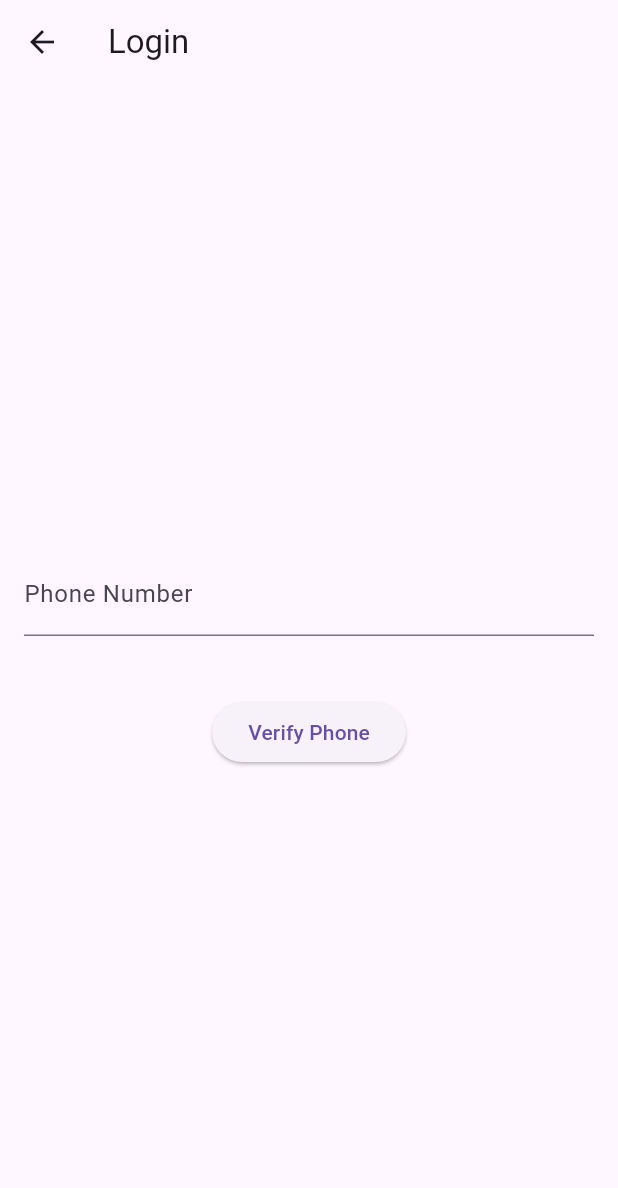
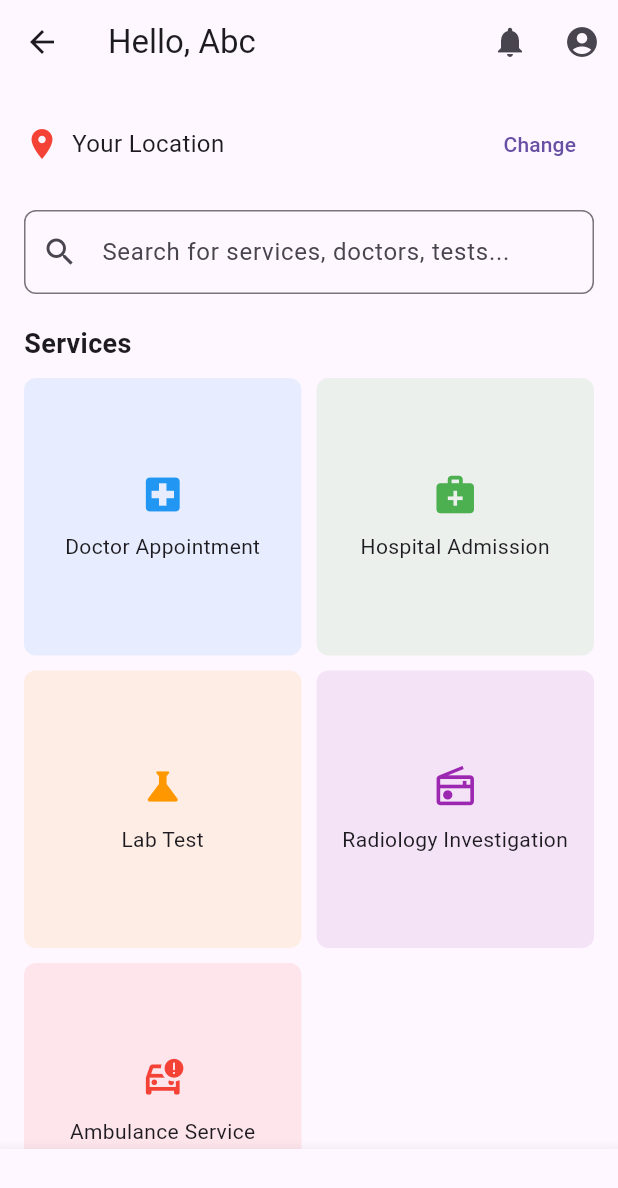
Before and after one commit to rggit-cyber/myDoctorApp, a Flutter app: the screen it shows after launch, after a tap on "Login Page", on a phone screen of 412 x 824 dp. Shown: the top 1188 px of the screen. Run offline on Flutter 3.47's test engine with Material 3 defaults, Android fonts, the phone set to English and light mode, and no system bars; our stand-ins replace firebase_auth, firebase_core, fluttertoast; accounts and stored records are empty; network calls fail.

Commit message:
homepage ui added

```diff
--- /dev/null
+++ b/lib/home_page.dart
@@ -0,0 +1,153 @@
+import 'package:flutter/material.dart';
+
+class Homepage extends StatelessWidget {
+  final String username;
+  const Homepage({required this.username});
+
+  @override
+  Widget build(BuildContext context) {
+    return Scaffold(
+      appBar: AppBar(
+        title: Text("Hello, $username"),
+        actions: [
+          IconButton(
+            icon: Icon(Icons.notifications),
+            onPressed: () {
+              // Navigate to Notifications Page
+            },
+          ),
+          IconButton(
+            icon: Icon(Icons.account_circle),
+            onPressed: () {
+              // Navigate to Profile Page
+            },
+          ),
+        ],
+      ),
+      body: SingleChildScrollView(
+        child: Padding(
+          padding: const EdgeInsets.all(16.0),
+          child: Column(
+            crossAxisAlignment: CrossAxisAlignment.start,
+            children: [
+              // Location Section
+              Row(
+                children: [
+                  Icon(Icons.location_on, color: Colors.red),
+                  SizedBox(width: 8),
+                  Text("Your Location", style: TextStyle(fontSize: 16)),
+                  Spacer(),
+                  TextButton(
+                    onPressed: () {
+                      // Trigger location permission and fetch location
+                    },
+                    child: Text("Change"),
+                  ),
+                ],
+              ),
+              SizedBox(height: 20),
+
+              // Search Bar
+              TextField(
+                decoration: InputDecoration(
+                  hintText: "Search for services, doctors, tests...",
+                  prefixIcon: Icon(Icons.search),
+                  border: OutlineInputBorder(
+                    borderRadius: BorderRadius.circular(8),
+                  ),
+                ),
+              ),
+              SizedBox(height: 20),
+
+              // Services Section
+              Text("Services",
+                  style: TextStyle(fontSize: 18, fontWeight: FontWeight.bold)),
+              SizedBox(height: 10),
+              GridView.count(
+                crossAxisCount: 2,
+                shrinkWrap: true,
+                crossAxisSpacing: 10,
+                mainAxisSpacing: 10,
+                physics: NeverScrollableScrollPhysics(),
+                children: [
+                  _buildServiceTile(
+                      "Doctor Appointment", Icons.local_hospital, Colors.blue),
+                  _buildServiceTile("Hospital Admission",
+                      Icons.medical_services, Colors.green),
+                  _buildServiceTile("Lab Test", Icons.science, Colors.orange),
+                  _buildServiceTile("Radiology Investigation",
+                      Icons.radio_outlined, Colors.purple),
+                  _buildServiceTile("Ambulance Service",
+                      Icons.car_crash_outlined, Colors.red),
+                ],
+              ),
+              SizedBox(height: 20),
+
+              // Popular Section
+              Text("Popular Near You",
+                  style: TextStyle(fontSize: 18, fontWeight: FontWeight.bold)),
+              SizedBox(height: 10),
+              ListView(
+                shrinkWrap: true,
+                physics: NeverScrollableScrollPhysics(),
+                children: [
+                  _buildPopularItem(
+                      "City Hospital", "5 km away", Icons.local_hospital),
+                  _buildPopularItem(
+                      "LabCare Diagnostics", "3 km away", Icons.science),
+                ],
+              ),
+            ],
+          ),
+        ),
+      ),
+      bottomNavigationBar: BottomNavigationBar(
+        items: [
+          BottomNavigationBarItem(icon: Icon(Icons.home), label: "Home"),
+          BottomNavigationBarItem(icon: Icon(Icons.book), label: "Bookings"),
+          BottomNavigationBarItem(
+              icon: Icon(Icons.phone), label: "Call to Book"),
+          BottomNavigationBarItem(
+              icon: Icon(Icons.calendar_today), label: "Your Appointments"),
+          BottomNavigationBarItem(icon: Icon(Icons.info), label: "About"),
+        ],
+        onTap: (index) {
+          // Handle navigation
+        },
+      ),
+    );
+  }
+
+  Widget _buildServiceTile(String title, IconData icon, Color color) {
+    return GestureDetector(
+      onTap: () {
+        // Navigate to respective service page
+      },
+      child: Container(
+        decoration: BoxDecoration(
+          borderRadius: BorderRadius.circular(8),
+          color: color.withOpacity(0.1),
+        ),
+        child: Column(
+          mainAxisAlignment: MainAxisAlignment.center,
+          children: [
+            Icon(icon, color: color, size: 30),
+            SizedBox(height: 10),
+            Text(title, textAlign: TextAlign.center),
+          ],
+        ),
+      ),
+    );
+  }
+
+  Widget _buildPopularItem(String name, String distance, IconData icon) {
+    return ListTile(
+      leading: Icon(icon, color: Colors.blue),
+      title: Text(name),
+      subtitle: Text(distance),
+      onTap: () {
+        // Navigate to item details
+      },
+    );
+  }
+}
--- a/lib/login_page.dart
+++ b/lib/login_page.dart
@@ -1,3 +1,4 @@
+import 'package:doctor_app/home_page.dart';
 import 'package:flutter/material.dart';
 import 'package:firebase_auth/firebase_auth.dart';
 import 'package:fluttertoast/fluttertoast.dart';
@@ -84,7 +85,10 @@ class _LoginPageState extends State<LoginPage> {
   void _navigateToHome() {
     Navigator.pushReplacement(
       context,
-      MaterialPageRoute(builder: (context) => HomePage()),
+      MaterialPageRoute(
+          builder: (context) => const Homepage(
+                username: 'Abc',
+              )),
     );
   }
 }
@@ -92,8 +96,8 @@ class _LoginPageState extends State<LoginPage> {
 class HomePage extends StatelessWidget {
   @override
   void navigateToLogin(context) {
-    Navigator.push(
-        context, MaterialPageRoute(builder: (context) => LoginPage()));
+    Navigator.push(context,
+        MaterialPageRoute(builder: (context) => Homepage(username: 'Abc')));
   }
 
   Widget build(BuildContext context) {
```
